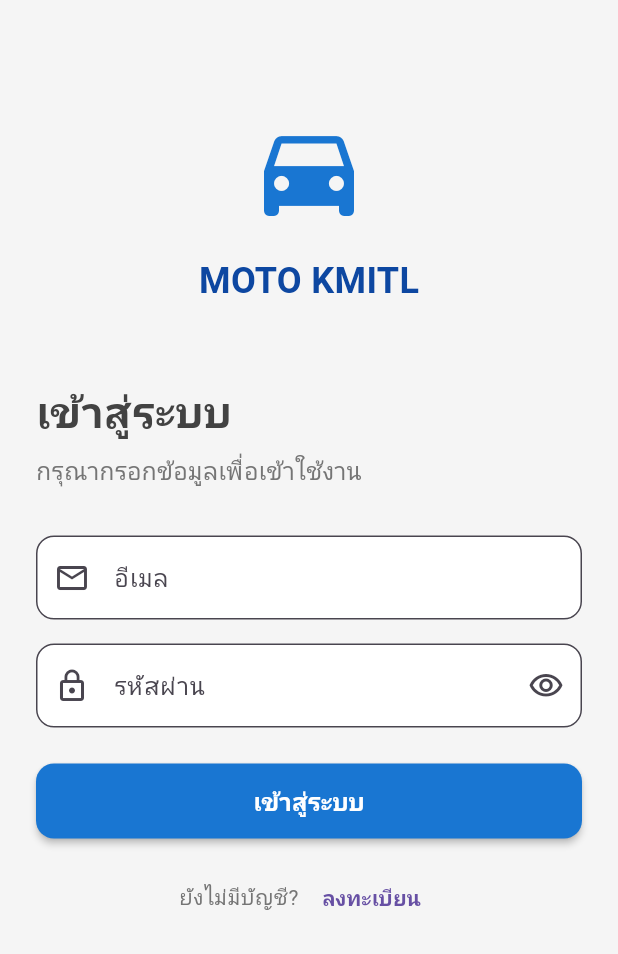
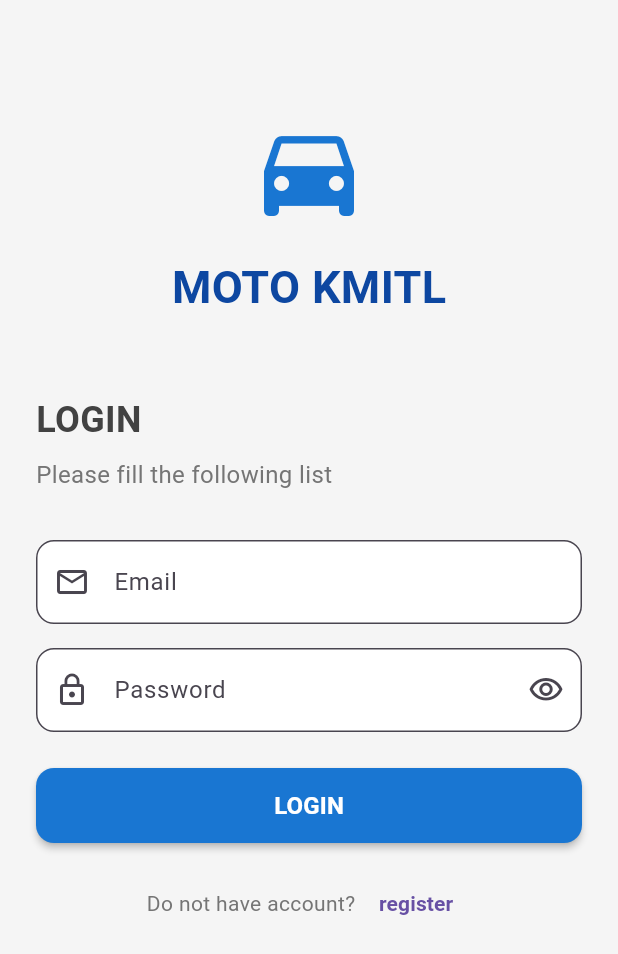
Before and after one commit to BulueColour/vehicle_plate_scanner, a Flutter app: the screen it shows after launch, on a phone screen of 412 x 824 dp. Shown: the top 954 px of the screen. Run offline on Flutter 3.47's test engine with Material 3 defaults, Android fonts, the phone set to English and light mode, and no system bars; our stand-ins replace google_fonts, image_picker; Roboto replaces fonts that are missing (Prompt).

Commit message:
Thai to English Text On Login_Screen

```diff
--- a/lib/screens/login_screen.dart
+++ b/lib/screens/login_screen.dart
@@ -27,7 +27,7 @@ class _LoginScreenState extends State<LoginScreen> {
       // แสดงข้อความต้อนรับ
       ScaffoldMessenger.of(context).showSnackBar(
         const SnackBar(
-          content: Text('เข้าสู่ระบบสำเร็จ!'),
+          content: Text('LOGIN SUCCESSFULLY!'),
           backgroundColor: Colors.green,
         ),
       );
@@ -59,7 +59,7 @@ class _LoginScreenState extends State<LoginScreen> {
                     Text(
                       'MOTO KMITL',
                       style: TextStyle(
-                        fontSize: 24,
+                        fontSize: 30,
                         fontWeight: FontWeight.bold,
                         color: Colors.blue[900],
                       ),
@@ -72,16 +72,16 @@ class _LoginScreenState extends State<LoginScreen> {
 
               // Form Title
               Text(
-                'เข้าสู่ระบบ',
+                'LOGIN',
                 style: TextStyle(
-                  fontSize: 28,
+                  fontSize: 24,
                   fontWeight: FontWeight.bold,
                   color: Colors.grey[800],
                 ),
               ),
               const SizedBox(height: 8),
               Text(
-                'กรุณากรอกข้อมูลเพื่อเข้าใช้งาน',
+                'Please fill the following list',
                 style: TextStyle(
                   fontSize: 16,
                   color: Colors.grey[600],
@@ -94,7 +94,7 @@ class _LoginScreenState extends State<LoginScreen> {
               TextField(
                 controller: _emailController,
                 decoration: InputDecoration(
-                  labelText: 'อีเมล',
+                  labelText: 'Email',
                   hintText: 'example@email.com',
                   prefixIcon: const Icon(Icons.email_outlined),
                   border: OutlineInputBorder(
@@ -113,7 +113,7 @@ class _LoginScreenState extends State<LoginScreen> {
                 controller: _passwordController,
                 obscureText: _obscurePassword,
                 decoration: InputDecoration(
-                  labelText: 'รหัสผ่าน',
+                  labelText: 'Password',
                   hintText: '••••••••',
                   prefixIcon: const Icon(Icons.lock_outline),
                   suffixIcon: IconButton(
@@ -140,7 +140,7 @@ class _LoginScreenState extends State<LoginScreen> {
 
               // Login Button
               CustomButton(
-                text: 'เข้าสู่ระบบ',
+                text: 'LOGIN',
                 onPressed: _login,
                 isLoading: _isLoading,
               ),
@@ -152,7 +152,7 @@ class _LoginScreenState extends State<LoginScreen> {
                 mainAxisAlignment: MainAxisAlignment.center,
                 children: [
                   Text(
-                    'ยังไม่มีบัญชี? ',
+                    'Do not have account? ',
                     style: TextStyle(color: Colors.grey[600]),
                   ),
                   TextButton(
@@ -160,7 +160,7 @@ class _LoginScreenState extends State<LoginScreen> {
                       Navigator.pushNamed(context, '/register');
                     },
                     child: const Text(
-                      'ลงทะเบียน',
+                      'register',
                       style: TextStyle(fontWeight: FontWeight.bold),
                     ),
                   ),
```
